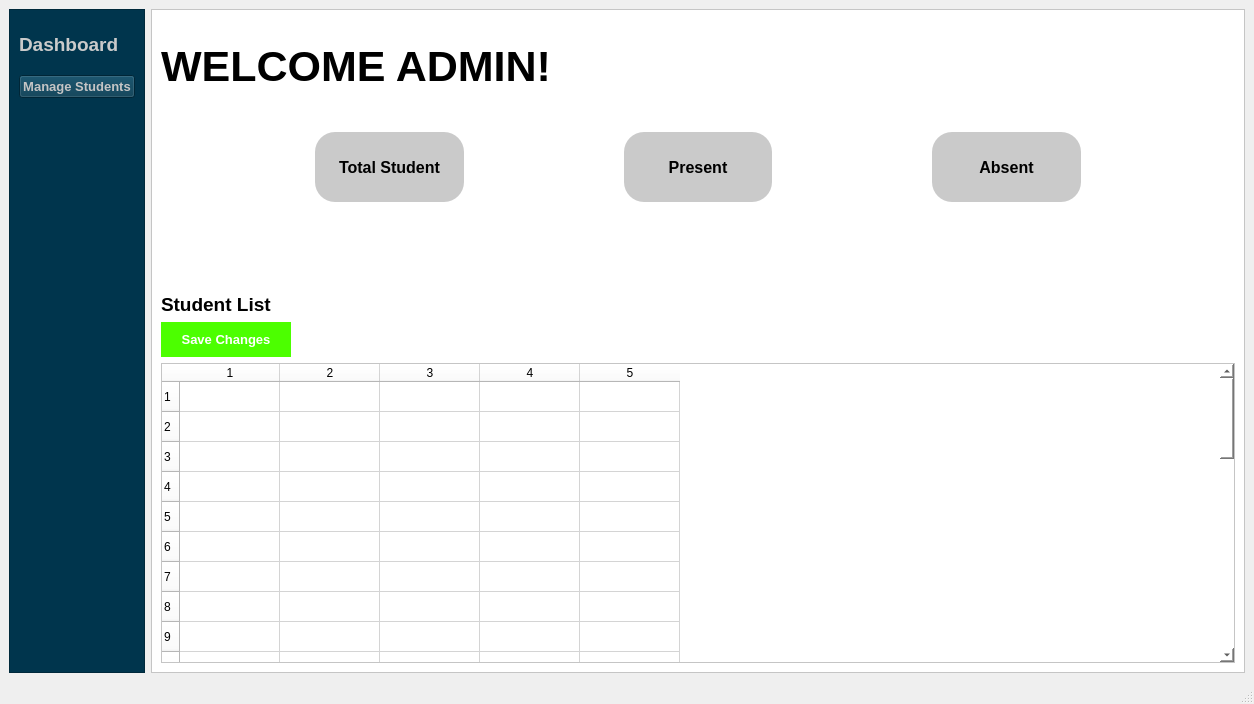
Hasnain935/AMS, file admin_dashboard.ui: the form before one commit.
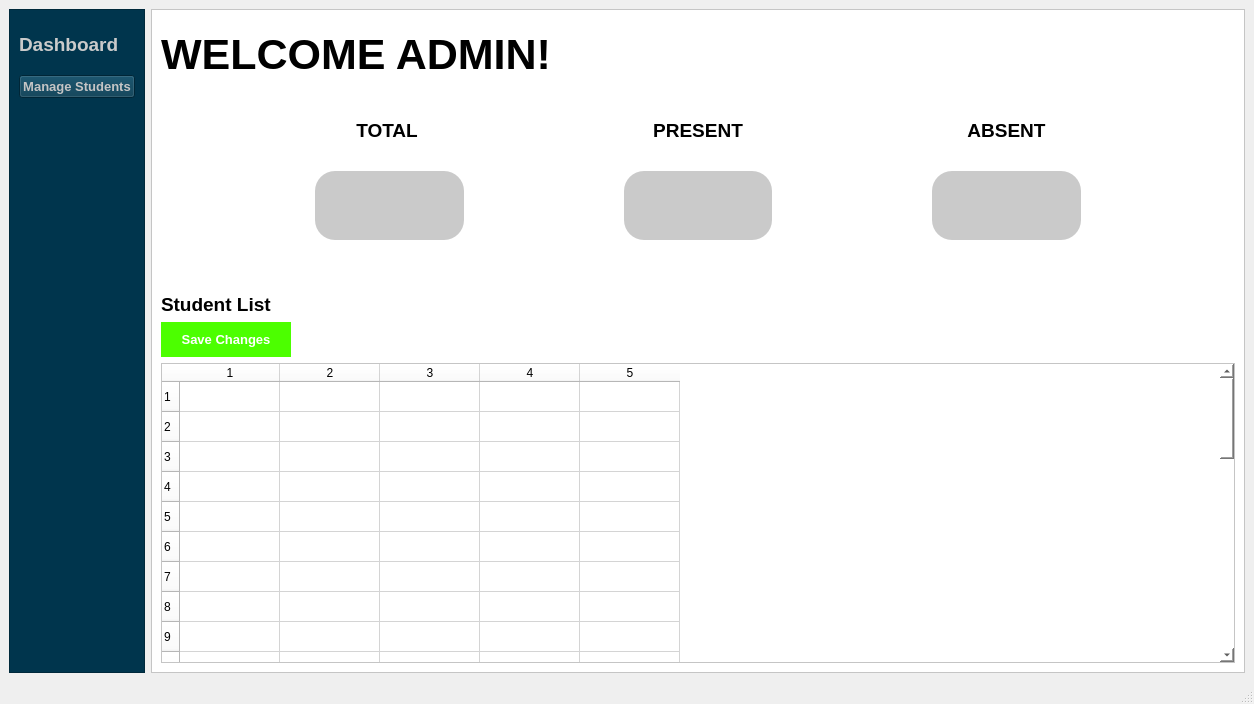
The form after the commit.

The edit to the form file:
```diff
--- a/admin_dashboard.ui
+++ b/admin_dashboard.ui
@@ -210,6 +210,110 @@
          </property>
         </widget>
        </item>
+       <item>
+        <layout class="QHBoxLayout" name="horizontalLayout_3">
+         <item>
+          <widget class="QLabel" name="label_22">
+           <property name="font">
+            <font>
+             <pointsize>14</pointsize>
+             <bold>true</bold>
+            </font>
+           </property>
+           <property name="text">
+            <string/>
+           </property>
+          </widget>
+         </item>
+         <item>
+          <widget class="QLabel" name="label_24">
+           <property name="font">
+            <font>
+             <pointsize>14</pointsize>
+             <bold>true</bold>
+            </font>
+           </property>
+           <property name="text">
+            <string>TOTAL </string>
+           </property>
+           <property name="alignment">
+            <set>Qt::AlignmentFlag::AlignCenter</set>
+           </property>
+          </widget>
+         </item>
+         <item>
+          <widget class="QLabel" name="label_23">
+           <property name="font">
+            <font>
+             <pointsize>14</pointsize>
+             <bold>true</bold>
+            </font>
+           </property>
+           <property name="text">
+            <string/>
+           </property>
+          </widget>
+         </item>
+         <item>
+          <widget class="QLabel" name="label_18">
+           <property name="font">
+            <font>
+             <pointsize>14</pointsize>
+             <bold>true</bold>
+            </font>
+           </property>
+           <property name="text">
+            <string>PRESENT</string>
+           </property>
+           <property name="alignment">
+            <set>Qt::AlignmentFlag::AlignCenter</set>
+           </property>
+          </widget>
+         </item>
+         <item>
+          <widget class="QLabel" name="label_8">
+           <property name="font">
+            <font>
+             <pointsize>14</pointsize>
+             <bold>true</bold>
+            </font>
+           </property>
+           <property name="text">
+            <string/>
+           </property>
+          </widget>
+         </item>
+         <item>
+          <widget class="QLabel" name="label">
+           <property name="font">
+            <font>
+             <pointsize>14</pointsize>
+             <bold>true</bold>
+            </font>
+           </property>
+           <property name="text">
+            <string>ABSENT</string>
+           </property>
+           <property name="alignment">
+            <set>Qt::AlignmentFlag::AlignCenter</set>
+           </property>
+          </widget>
+         </item>
+         <item>
+          <widget class="QLabel" name="label_7">
+           <property name="font">
+            <font>
+             <pointsize>14</pointsize>
+             <bold>true</bold>
+            </font>
+           </property>
+           <property name="text">
+            <string/>
+           </property>
+          </widget>
+         </item>
+        </layout>
+       </item>
        <item>
         <layout class="QHBoxLayout" name="horizontalLayout_2">
          <item>
@@ -240,7 +344,7 @@
 border-radius:20px;</string>
            </property>
            <property name="text">
-            <string>Total Student</string>
+            <string/>
            </property>
           </widget>
          </item>
@@ -272,7 +376,7 @@
 border-radius:20px;</string>
            </property>
            <property name="text">
-            <string>Present</string>
+            <string/>
            </property>
           </widget>
          </item>
@@ -304,7 +408,7 @@
 border-radius:20px;</string>
            </property>
            <property name="text">
-            <string>Absent</string>
+            <string/>
            </property>
           </widget>
          </item>
```
